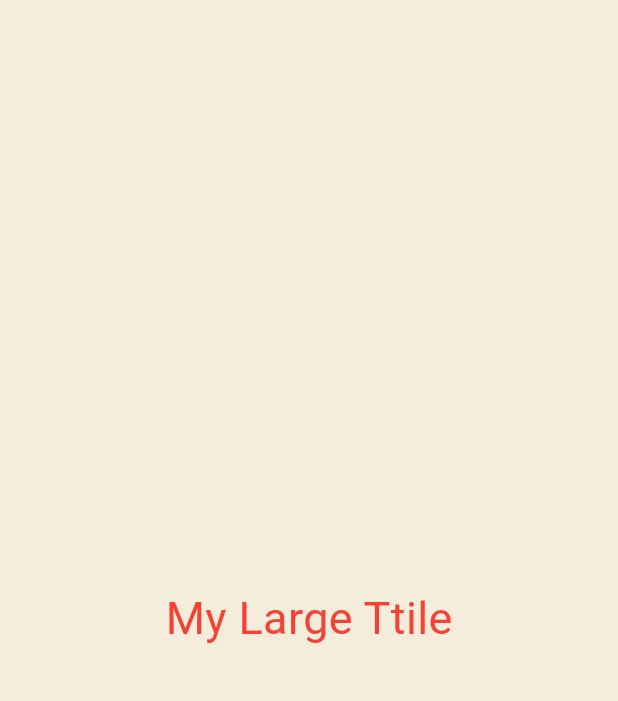
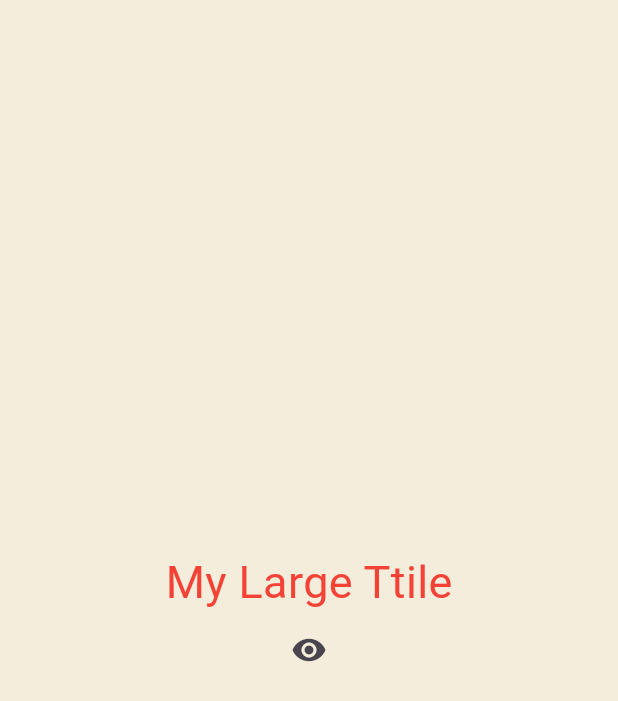
Before and after one commit to baesee/std-nomard-flutter-1, a Flutter app: the screen it shows after launch, on a phone screen of 412 x 824 dp. Shown: the top 701 px of the screen. Run offline on Flutter 3.47's test engine with Material 3 defaults, Android fonts, the phone set to English and light mode, and no system bars.

```diff
--- a/lib/main.dart
+++ b/lib/main.dart
@@ -12,6 +12,14 @@ class App extends StatefulWidget {
 }
 
 class _AppState extends State<App> {
+  bool isVisible = true;
+
+  void toggleVisibility() {
+    setState(() {
+      isVisible = !isVisible;
+    });
+  }
+
   @override
   Widget build(BuildContext context) {
     return MaterialApp(
@@ -20,12 +28,18 @@ class _AppState extends State<App> {
           titleLarge: TextStyle(color: Colors.red, fontSize: 10),
         ),
       ),
-      home: const Scaffold(
-        backgroundColor: Color(0xFFF4EDDB),
+      home: Scaffold(
+        backgroundColor: const Color(0xFFF4EDDB),
         body: Center(
           child: Column(
             mainAxisAlignment: MainAxisAlignment.center,
-            children: [MyLargeTitle()],
+            children: [
+              isVisible ? const MyLargeTitle() : const Text('Nothing'),
+              IconButton(
+                onPressed: toggleVisibility,
+                icon: const Icon(Icons.remove_red_eye),
+              ),
+            ],
           ),
         ),
       ),
@@ -33,11 +47,35 @@ class _AppState extends State<App> {
   }
 }
 
-class MyLargeTitle extends StatelessWidget {
+class MyLargeTitle extends StatefulWidget {
   const MyLargeTitle({super.key});
 
   @override
+  State<MyLargeTitle> createState() => _MyLargeTitleState();
+}
+
+class _MyLargeTitleState extends State<MyLargeTitle> {
+  // 여기서 작성을 해도 초기화의 의미.
+
+  @override
+  void initState() {
+    // 빌드 메서드 보다 무조건 먼저 실행, 그리고 최초 1번만 실행됨.
+    // 굳이 필요하지 않을 수도 있다.
+    print('initState');
+    super.initState();
+  }
+
+  @override
+  void dispose() {
+    // 위젯이 사라질때 호출되는 메서드
+    // 무언가를 취소할때 사용 될 수 있겟다.
+    print('dispose');
+    super.dispose();
+  }
+
+  @override
   Widget build(BuildContext context) {
+    print('build');
     return Text(
       'My Large Ttile',
       style: TextStyle(
```
